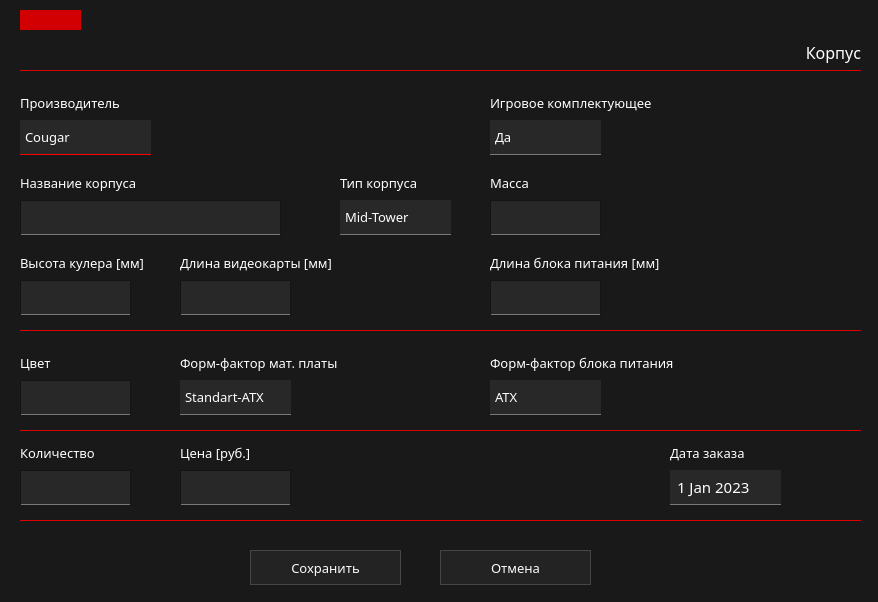
This is ui/add/addChBodyWidg.ui in marginalprog/git_pcconf as Qt 5 draws it before an edit. The edited form follows.
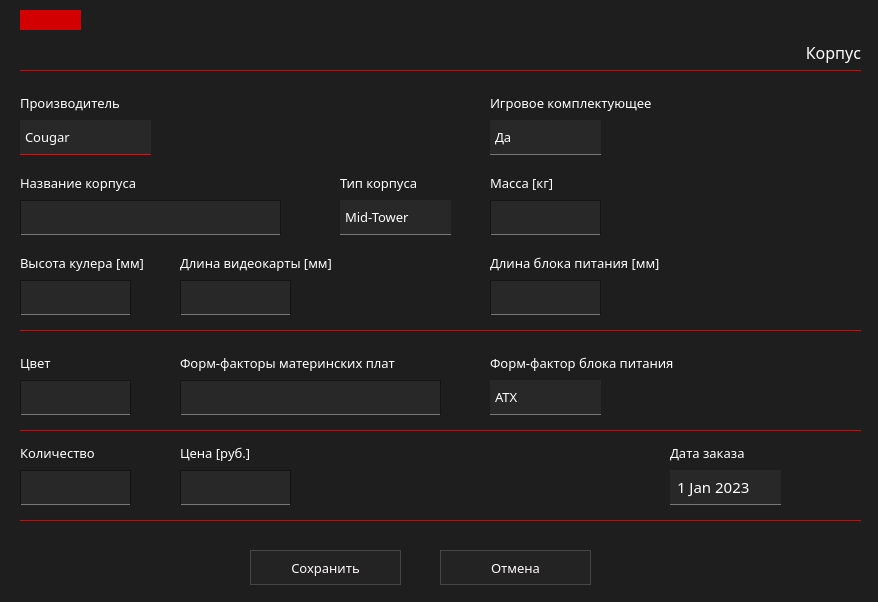
This is the edited form. Icons and pictures are not drawn.

```diff
--- a/ui/add/addChBodyWidg.ui
+++ b/ui/add/addChBodyWidg.ui
@@ -16,7 +16,7 @@
   <property name="styleSheet">
    <string notr="true">QWidget
 {
-    background: rgb(25, 25, 25);
+    background: rgb(30, 30, 30);
 	color: white;
 }
 </string>
@@ -792,28 +792,6 @@
     <string>Дата заказа</string>
    </property>
   </widget>
-  <widget class="QLabel" name="lbConnect">
-   <property name="geometry">
-    <rect>
-     <x>180</x>
-     <y>350</y>
-     <width>191</width>
-     <height>25</height>
-    </rect>
-   </property>
-   <property name="font">
-    <font>
-     <family>Montserrat SemiBold</family>
-     <pointsize>10</pointsize>
-    </font>
-   </property>
-   <property name="styleSheet">
-    <string notr="true">border:0px;</string>
-   </property>
-   <property name="text">
-    <string>Форм-фактор мат. платы</string>
-   </property>
-  </widget>
   <widget class="QComboBox" name="cbType">
    <property name="geometry">
     <rect>
@@ -1344,7 +1322,7 @@
     <string notr="true">border:0px;</string>
    </property>
    <property name="text">
-    <string>Масса</string>
+    <string>Масса [кг]</string>
    </property>
   </widget>
   <widget class="QLineEdit" name="leWeight">
@@ -1380,12 +1358,34 @@
     <string/>
    </property>
   </widget>
-  <widget class="QComboBox" name="cbFMother">
+  <widget class="QLabel" name="lbFMother">
+   <property name="geometry">
+    <rect>
+     <x>180</x>
+     <y>350</y>
+     <width>251</width>
+     <height>25</height>
+    </rect>
+   </property>
+   <property name="font">
+    <font>
+     <family>Montserrat SemiBold</family>
+     <pointsize>10</pointsize>
+    </font>
+   </property>
+   <property name="styleSheet">
+    <string notr="true">border:0px;</string>
+   </property>
+   <property name="text">
+    <string>Форм-факторы материнских плат</string>
+   </property>
+  </widget>
+  <widget class="QLineEdit" name="leFMother">
    <property name="geometry">
     <rect>
      <x>180</x>
      <y>380</y>
-     <width>111</width>
+     <width>261</width>
      <height>35</height>
     </rect>
    </property>
@@ -1396,127 +1396,22 @@
     </font>
    </property>
    <property name="styleSheet">
-    <string notr="true">QComboBox{
+    <string notr="true">QLineEdit{
+	padding-left: 5px;
+	border: 1px solid rgb(20,20,20);
 	background-color: rgb(40,40,40);
-	border: 1px;
-	border-bottom: 1px solid rgb(120,120,120);
-	padding-left: 5px;
+	border-bottom: 1px solid  rgb(120,120,120);
 	selection-background-color: rgb(105, 0, 0);
 }
 
-QComboBox QListView{
-	border: 1px solid red;
-	padding-left: 5px;
-	selection-background-color: rgb(105, 0, 0);
-}
-
-QComboBox:hover{
+QLineEdit:hover{
 	background-color: rgb(55,55,55);
-	border-bottom: 1px solid red;
-}
-
-QComboBox::down-arrow:hover {
-border-image: url(&quot;E:/pcconf/images/down-arrow.png&quot;);
-width: 17px;
-height: 17px;
-margin-right: 5px;
-}
-
-QComboBox::drop-down{
-border: 0px;
-}
-
-QComboBox::down-arrow {
-border-image: url(&quot;E:/pcconf/images/down-arrow-gray.png&quot;);
-width: 17px;
-height: 17px;
-margin-right: 5px;
-}
-
-QComboBox::down-arrow:on {
-	border-image: url(&quot;E:/pcconf/images/up-arrow.png&quot;);
-	width: 17px;
-	height: 17px;
-	margin-right: 5px;
-}
-
-QComboBox:on{
-border: 2px solid rgb(100,0,0);
-}
-
-QComboBox QAbstractItemView {
-	background: rgb(250, 250, 250);
-	border-width: 1px;
-	border-style: solid;
-	border-color: rgb(235, 235, 235);
-	selection-background-color: rgb(240, 240, 240);
-	selection-color: rgb(25, 25, 25);
-}
-</string>
+	border-bottom: 1px solid  red;
+}</string>
    </property>
-   <property name="editable">
-    <bool>false</bool>
+   <property name="inputMask">
+    <string/>
    </property>
-   <property name="iconSize">
-    <size>
-     <width>20</width>
-     <height>20</height>
-    </size>
-   </property>
-   <property name="duplicatesEnabled">
-    <bool>false</bool>
-   </property>
-   <property name="frame">
-    <bool>false</bool>
-   </property>
-   <property name="modelColumn">
-    <number>0</number>
-   </property>
-   <item>
-    <property name="text">
-     <string>Standart-ATX</string>
-    </property>
-   </item>
-   <item>
-    <property name="text">
-     <string>E-ATX</string>
-    </property>
-   </item>
-   <item>
-    <property name="text">
-     <string>Micro-ATX</string>
-    </property>
-   </item>
-   <item>
-    <property name="text">
-     <string>Mini-DTX</string>
-    </property>
-   </item>
-   <item>
-    <property name="text">
-     <string>Mini-ITX</string>
-    </property>
-   </item>
-   <item>
-    <property name="text">
-     <string>Mini-STX</string>
-    </property>
-   </item>
-   <item>
-    <property name="text">
-     <string>SSI-CEB</string>
-    </property>
-   </item>
-   <item>
-    <property name="text">
-     <string>XL-ATX</string>
-    </property>
-   </item>
-   <item>
-    <property name="text">
-     <string>UCFF</string>
-    </property>
-   </item>
   </widget>
   <zorder>line_3</zorder>
   <zorder>line_4</zorder>
```
Left out of the diff: 8 changed lines with no effect on the pictures.
